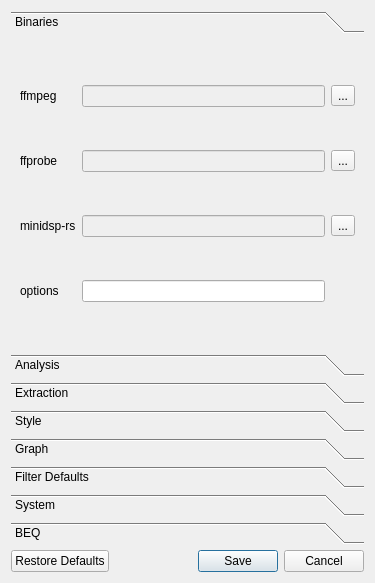
This is src/main/python/ui/preferences.ui in 3ll3d00d/beqdesigner as Qt 5 draws it before an edit. The edited form follows.
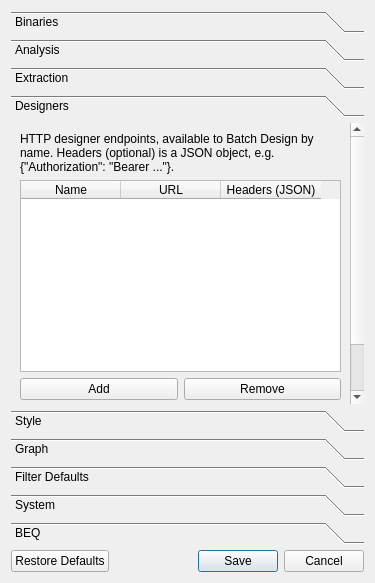
This is the edited form. The open tabs and pages were chosen to show the change.

Commit message:
Phase 5: fold Designers and Batch Design dialogs into Batch Extract & Design
Retires the standalone Designers settings dialog and Batch Design dialog
in favour of a single Batch Extract & Design dialog (Run + Review tabs)
and a Designers section on the Preferences dialog. The single-file
Extract Audio dialog gains the same optional "Design filters?" step so
extract-then-design works from either entry point, reusing the shared
DesignJob machinery.

Claude-Session: https://claude.ai/code/session_019uphuvNDLEwU75TBmP8em4

What changed in the file:
```diff
--- a/src/main/python/ui/preferences.ui
+++ b/src/main/python/ui/preferences.ui
@@ -327,6 +327,106 @@
          </item>
         </layout>
        </widget>
+       <widget class="QWidget" name="designerPage">
+        <property name="geometry">
+         <rect>
+          <x>0</x>
+          <y>0</y>
+          <width>361</width>
+          <height>273</height>
+         </rect>
+        </property>
+        <attribute name="label">
+         <string>Designers</string>
+        </attribute>
+        <layout class="QVBoxLayout" name="designerPane">
+         <item>
+          <widget class="QLabel" name="designersHelpLabel">
+           <property name="text">
+            <string>HTTP designer endpoints, available to Batch Design by name. Headers (optional) is a JSON object, e.g. {"Authorization": "Bearer ..."}.</string>
+           </property>
+           <property name="wordWrap">
+            <bool>true</bool>
+           </property>
+          </widget>
+         </item>
+         <item>
+          <widget class="QTableWidget" name="designersTable">
+           <property name="columnCount">
+            <number>3</number>
+           </property>
+           <column>
+            <property name="text">
+             <string>Name</string>
+            </property>
+           </column>
+           <column>
+            <property name="text">
+             <string>URL</string>
+            </property>
+           </column>
+           <column>
+            <property name="text">
+             <string>Headers (JSON)</string>
+            </property>
+           </column>
+          </widget>
+         </item>
+         <item>
+          <layout class="QHBoxLayout" name="designerRowButtonsLayout">
+           <item>
+            <widget class="QPushButton" name="designersAddButton">
+             <property name="text">
+              <string>Add</string>
+             </property>
+            </widget>
+           </item>
+           <item>
+            <widget class="QPushButton" name="designersRemoveButton">
+             <property name="text">
+              <string>Remove</string>
+             </property>
+            </widget>
+           </item>
+          </layout>
+         </item>
+         <item>
+          <layout class="QGridLayout" name="designQueueDirPane">
+           <item row="0" column="0">
+            <widget class="QLabel" name="designQueueDirLabel">
+             <property name="text">
+              <string>Review Queue Directory</string>
+             </property>
+            </widget>
+           </item>
+           <item row="0" column="1">
+            <widget class="QLineEdit" name="designQueueDir">
+             <property name="enabled">
+              <bool>false</bool>
+             </property>
+            </widget>
+           </item>
+           <item row="0" column="2">
+            <widget class="QToolButton" name="designQueueDirPicker">
+             <property name="text">
+              <string>...</string>
+             </property>
+            </widget>
+           </item>
+           <item row="1" column="0">
+            <widget class="QLabel" name="defaultDesignerLabel">
+             <property name="text">
+              <string>Default Designer</string>
+             </property>
+            </widget>
+           </item>
+           <item row="1" column="1" colspan="2">
+            <widget class="QComboBox" name="defaultDesignerCombo"/>
+           </item>
+          </layout>
+         </item>
+        </layout>
+       </widget>
        <widget class="QWidget" name="stylePage">
         <property name="geometry">
          <rect>
```
Left out of the diff: 17 changed lines with no effect on the pictures. The commit also changes 36 other files.
